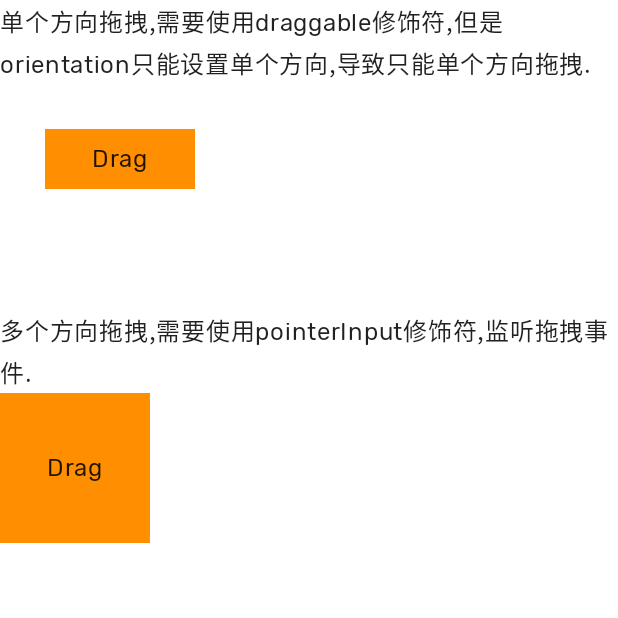
After one commit to jianwenzhou/ComposeMaster, an Android app built with Jetpack Compose: the composable MyDragGesture shown on its own in the app's theme, on a phone screen of 412 x 824 dp, the top half of it. The commit adds this screen. Run offline under Robolectric (Android 15) with nearby library versions, the phone set to English and light mode, and no system bars; 1 statement that could not run was skipped.

Commit message:
手势事件

```diff
--- a/app/src/main/java/com/jianwen/composemaster/simple/SimpleCompose.kt
+++ b/app/src/main/java/com/jianwen/composemaster/simple/SimpleCompose.kt
@@ -122,12 +122,16 @@ fun SimpleCompose(type: String?) {
             MyDoubleClickableGesture()
         }
         Const.ScrollGesture -> {
+            MyScrollGesture()
         }
         Const.DragGesture -> {
+            MyDragGesture()
         }
         Const.SlideGesture -> {
+            MySlideGesture()
         }
         Const.MultipointGesture -> {
+            MyMultipointGesture()
         }
 
     }
--- /dev/null
+++ b/app/src/main/java/com/jianwen/composemaster/ui/layout/MyDragGesture.kt
@@ -0,0 +1,110 @@
+package com.jianwen.composemaster.ui.layout
+
+import androidx.compose.foundation.background
+import androidx.compose.foundation.gestures.Orientation
+import androidx.compose.foundation.gestures.detectDragGestures
+import androidx.compose.foundation.gestures.draggable
+import androidx.compose.foundation.gestures.rememberDraggableState
+import androidx.compose.foundation.layout.*
+import androidx.compose.material.MaterialTheme
+import androidx.compose.material.Text
+import androidx.compose.runtime.*
+import androidx.compose.ui.Alignment
+import androidx.compose.ui.Modifier
+import androidx.compose.ui.input.pointer.pointerInput
+import androidx.compose.ui.unit.IntOffset
+import androidx.compose.ui.unit.dp
+import kotlin.math.roundToInt
+
+/**
+ * @ProjectName ComposeMaster
+ * @PackageName com.jianwen.composemaster.ui.layout
+ * @Author jianwen.zhou
+ * @Date 2022/3/19 16:43
+ * @Des  compose中拖动事件
+ */
+@Composable
+fun MyDragGesture() {
+
+    Column(modifier = Modifier.fillMaxSize()) {
+
+        SingleOrientationDraw()
+
+        Spacer(modifier = Modifier.size(50.dp))
+
+        MultiOrientationDraw()
+    }
+
+}
+
+/**
+ * 多个方向拖拽,需要从底层方法PointInput开始
+ */
+@Composable
+fun MultiOrientationDraw() {
+    var offsetX by remember {
+        mutableStateOf(0f)
+    }
+    var offsetY by remember {
+        mutableStateOf(0f)
+    }
+
+    Text(text = "多个方向拖拽,需要使用pointerInput修饰符,监听拖拽事件.")
+
+    Column(
+        modifier = Modifier
+            .fillMaxSize()
+    ) {
+        Box(
+            modifier = Modifier
+                .size(100.dp)
+                .offset { IntOffset(offsetX.roundToInt(), offsetY.roundToInt()) }
+                .background(MaterialTheme.colors.secondary)
+                .pointerInput(Unit) {
+                    detectDragGestures { change, dragAmount ->
+                        offsetX += dragAmount.x
+                        offsetY += dragAmount.y
+                    }
+                },
+            contentAlignment = Alignment.Center,
+        ) {
+            Text(text = "Drag")
+        }
+    }
+}
+
+/**
+ * 单个方向拖拽,draggable修饰符中orientation只能设置单个方向.
+ */
+@Composable
+private fun SingleOrientationDraw() {
+    var offsetX by remember {
+        mutableStateOf(0f)
+    }
+
+    Text(text = "单个方向拖拽,需要使用draggable修饰符,但是orientation只能设置单个方向,导致只能单个方向拖拽.")
+
+    Column(
+        modifier = Modifier
+            .fillMaxWidth()
+            .height(100.dp)
+            .padding(30.dp)
+    ) {
+        Box(
+            modifier = Modifier
+                .size(100.dp)
+                .offset { IntOffset(offsetX.roundToInt(), 0) }
+                .background(MaterialTheme.colors.secondary)
+                .draggable(
+                    orientation = Orientation.Horizontal,
+                    state = rememberDraggableState { delta ->
+                        offsetX += delta
+                    }
+
+                ),
+            contentAlignment = Alignment.Center,
+        ) {
+            Text(text = "Drag")
+        }
+    }
+}
```
Also changed, not shown: app/src/main/java/com/jianwen/composemaster/ui/layout/MyDoubleClickableGesture.kt (+18 -21 lines), app/src/main/java/com/jianwen/composemaster/ui/layout/MyMultipointGesture.kt (added, +72 -0 lines), app/src/main/java/com/jianwen/composemaster/ui/layout/MyScrollGesture.kt (added, +147 -0 lines), app/src/main/java/com/jianwen/composemaster/ui/layout/MySlideGesture.kt (added, +68 -0 lines).
